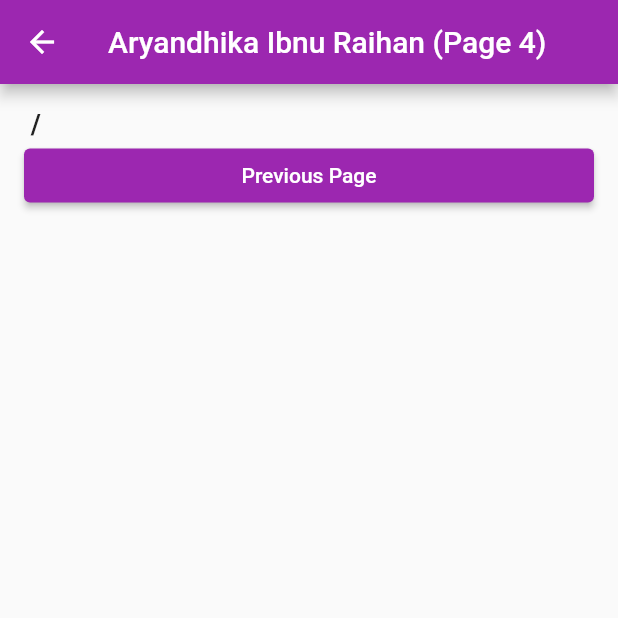
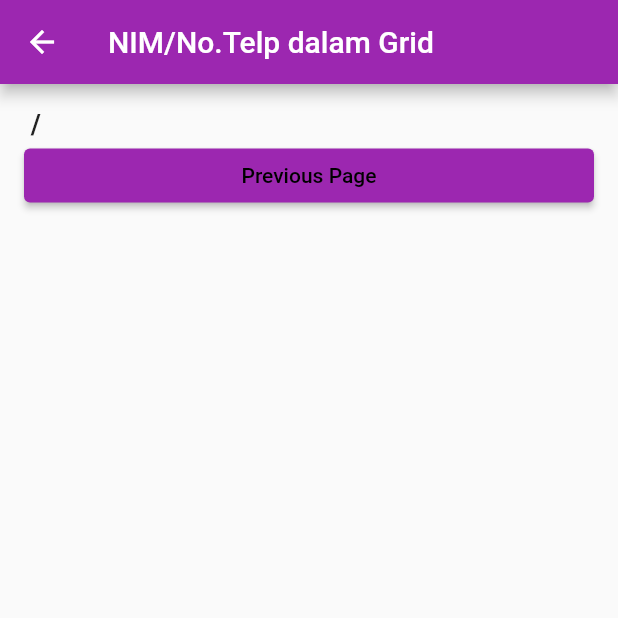
Before and after one commit to gelar1978/UTS_project, a Flutter app: the FourthPage screen opened directly with empty values, on a phone screen of 412 x 824 dp, the top half of it. Run offline on Flutter 3.47's test engine with Material 2 defaults, Android fonts, the phone set to English and light mode, and no system bars; missing offline and left inert: dart:ffi.

Commit message:
Aryandhika Ibnu Raihan

```diff
--- a/lib/hal1101201512.dart
+++ b/lib/hal1101201512.dart
@@ -134,7 +134,7 @@ class _SecondPageState extends State<SecondPage> {
     return Scaffold(
       appBar: AppBar(
         backgroundColor: Colors.purple,
-        title: Text('Aryandhika Ibnu Raihan (Page 2)'),
+        title: Text('Input Email,NIM, dan No.HP'),
       ),
       body: Padding(
         padding: EdgeInsets.all(16.0),
@@ -251,7 +251,7 @@ class _ThirdPageState extends State<ThirdPage> {
     return Scaffold(
       appBar: AppBar(
         backgroundColor: Colors.purple,
-        title: Text('Page 3'),
+        title: Text('Input NIM ke-9 dan Ke-10'),
       ),
       body: Stack(
         children: [
@@ -377,7 +377,7 @@ class _FourthPageState extends State<FourthPage> {
     return Scaffold(
       appBar: AppBar(
         backgroundColor: Colors.purple,
-        title: Text('Aryandhika Ibnu Raihan (Page 4)'),
+        title: Text('NIM/No.Telp dalam Grid'),
       ),
       body: Padding(
         padding: EdgeInsets.all(16.0),
@@ -392,7 +392,7 @@ class _FourthPageState extends State<FourthPage> {
               style: ElevatedButton.styleFrom(
                 backgroundColor: Colors.purple,
               ),
-              child: Text('Previous Page'),
+              child: Text('Previous Page',style: TextStyle(color: Colors.black),),
               onPressed: () {
                 Navigator.pop(context,pesan);
               },
```
